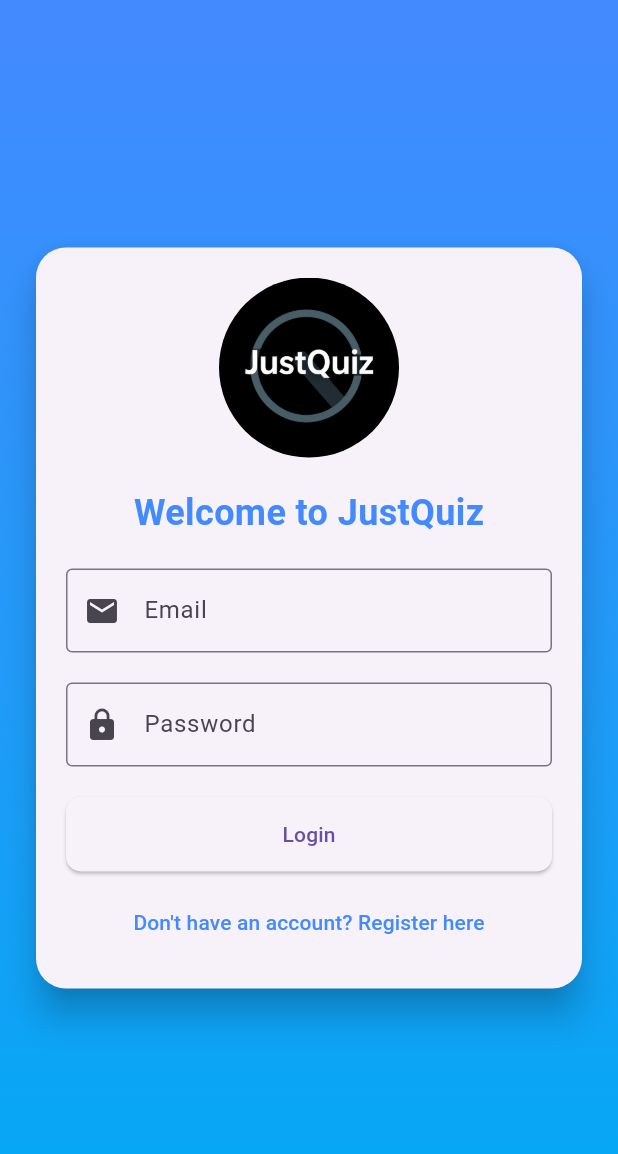
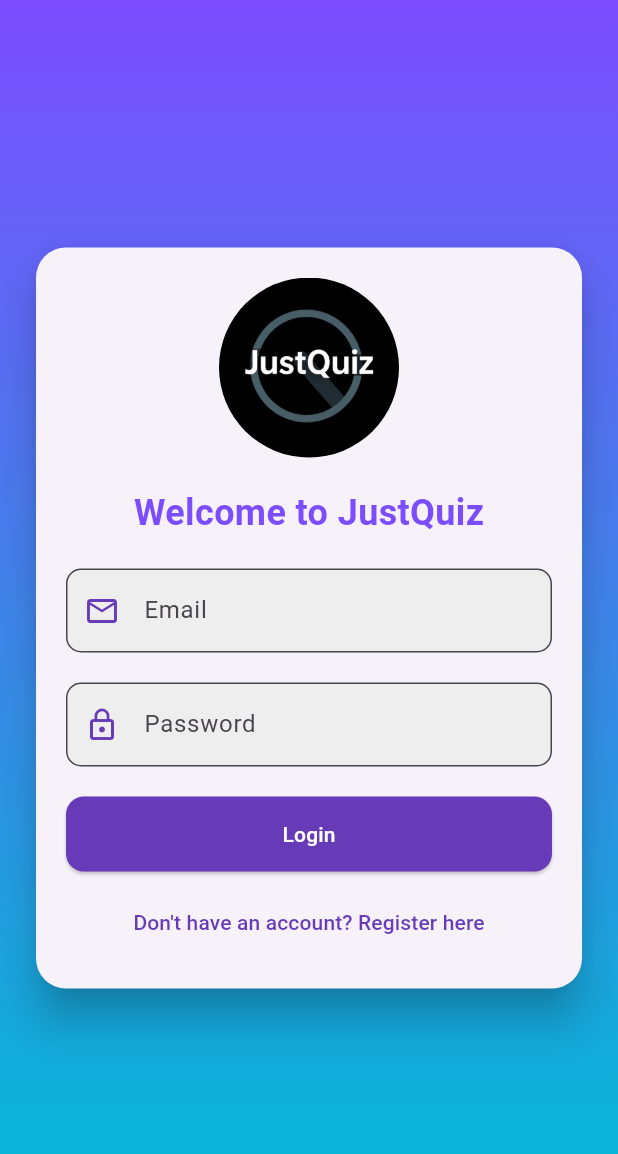
Before and after one commit to wisecrack7/Project_PPB, a Flutter app: the screen it shows after launch, on a phone screen of 412 x 824 dp. Shown: the top 1154 px of the screen. Run offline on Flutter 3.47's test engine with Material 3 defaults, Android fonts, the phone set to English and light mode, and no system bars; our stand-ins replace cloud_firestore, firebase_auth, firebase_core; accounts and stored records are empty.

Commit message:
changing the UI to be more attractive, and fixing bugs

```diff
--- a/lib/Login and Register/welcome.dart
+++ b/lib/Login and Register/welcome.dart
@@ -70,10 +70,9 @@ class WelcomeScreen extends StatelessWidget {
   Widget build(BuildContext context) {
     return Scaffold(
       body: Container(
-        width: double.infinity,
-        decoration: BoxDecoration(
+        decoration: const BoxDecoration(
           gradient: LinearGradient(
-            colors: [Colors.blueAccent, Colors.lightBlue],
+            colors: [Colors.deepPurpleAccent, Colors.cyan],
             begin: Alignment.topCenter,
             end: Alignment.bottomCenter,
           ),
@@ -82,7 +81,7 @@ class WelcomeScreen extends StatelessWidget {
           child: SingleChildScrollView(
             padding: const EdgeInsets.symmetric(horizontal: 20),
             child: Card(
-              elevation: 10,
+              elevation: 12,
               shape: RoundedRectangleBorder(
                 borderRadius: BorderRadius.circular(20),
               ),
@@ -105,36 +104,34 @@ class WelcomeScreen extends StatelessWidget {
                       style: TextStyle(
                         fontSize: 24,
                         fontWeight: FontWeight.bold,
-                        color: Colors.blueAccent,
+                        color: Colors.deepPurpleAccent,
                       ),
                     ),
                     const SizedBox(height: 20),
-                    TextField(
+                    _buildTextField(
                       controller: usernameController,
-                      decoration: InputDecoration(
-                        labelText: 'Email',
-                        border: OutlineInputBorder(),
-                        prefixIcon: const Icon(Icons.email),
-                      ),
+                      label: 'Email',
+                      icon: Icons.email_outlined,
                     ),
                     const SizedBox(height: 20),
-                    TextField(
+                    _buildTextField(
                       controller: passwordController,
+                      label: 'Password',
+                      icon: Icons.lock_outline,
                       obscureText: true,
-                      decoration: InputDecoration(
-                        labelText: 'Password',
-                        border: OutlineInputBorder(),
-                        prefixIcon: const Icon(Icons.lock),
-                      ),
                     ),
                     const SizedBox(height: 20),
                     ElevatedButton(
                       onPressed: () => _login(context),
-                      child: const Text('Login'),
+                      child: const Text(
+                        'Login',
+                        style: TextStyle(color: Colors.white),
+                      ),
                       style: ElevatedButton.styleFrom(
-                        minimumSize: Size(double.infinity, 50),
+                        backgroundColor: Colors.deepPurple,
+                        minimumSize: const Size(double.infinity, 50),
                         shape: RoundedRectangleBorder(
-                          borderRadius: BorderRadius.circular(10),
+                          borderRadius: BorderRadius.circular(12),
                         ),
                       ),
                     ),
@@ -144,12 +141,13 @@ class WelcomeScreen extends StatelessWidget {
                         Navigator.push(
                           context,
                           MaterialPageRoute(
-                              builder: (context) => RegisterView()),
+                            builder: (context) => RegisterView(),
+                          ),
                         );
                       },
                       child: Text(
                         'Don\'t have an account? Register here',
-                        style: TextStyle(color: Colors.blueAccent),
+                        style: TextStyle(color: Colors.deepPurple),
                       ),
                     ),
                   ],
@@ -161,4 +159,25 @@ class WelcomeScreen extends StatelessWidget {
       ),
     );
   }
+
+  Widget _buildTextField({
+    required TextEditingController controller,
+    required String label,
+    required IconData icon,
+    bool obscureText = false,
+  }) {
+    return TextField(
+      controller: controller,
+      decoration: InputDecoration(
+        labelText: label,
+        border: OutlineInputBorder(
+          borderRadius: BorderRadius.circular(10),
+        ),
+        prefixIcon: Icon(icon, color: Colors.deepPurple),
+        filled: true,
+        fillColor: Colors.grey[200],
+      ),
+      obscureText: obscureText,
+    );
+  }
 }
```
Also changed, not shown: lib/Home Page/view_tracking_grade.dart (+84 -17 lines).
